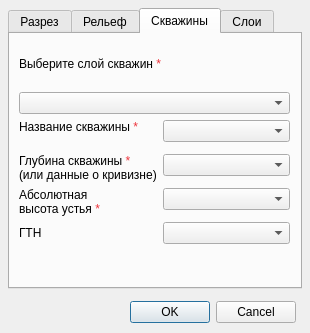
Before: the Qt Designer form ui/curve_wells.ui in gis56/geo_pie, drawn with Qt 5.
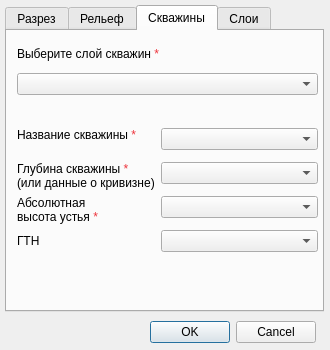
After: the same form once the commit is applied. The open tabs and pages were chosen to show the change. Icons and pictures are not drawn. Custom widgets are drawn as their Qt base class.

Diff of the .ui file:
```diff
--- a/ui/curve_wells.ui
+++ b/ui/curve_wells.ui
@@ -9,8 +9,8 @@
    <rect>
     <x>0</x>
     <y>0</y>
-    <width>310</width>
-    <height>333</height>
+    <width>330</width>
+    <height>350</height>
    </rect>
   </property>
   <property name="windowTitle">
@@ -29,10 +29,10 @@
   <widget class="QTabWidget" name="cut_tabWidget">
    <property name="geometry">
     <rect>
-     <x>8</x>
-     <y>8</y>
-     <width>294</width>
-     <height>281</height>
+     <x>5</x>
+     <y>5</y>
+     <width>319</width>
+     <height>307</height>
     </rect>
    </property>
    <property name="currentIndex">
@@ -170,25 +170,22 @@
     <widget class="QWidget" name="layoutWidget">
      <property name="geometry">
       <rect>
-       <x>9</x>
-       <y>9</y>
-       <width>271</width>
-       <height>201</height>
+       <x>10</x>
+       <y>91</y>
+       <width>301</width>
+       <height>168</height>
       </rect>
      </property>
-     <layout class="QVBoxLayout" name="verticalLayout_3">
-      <item>
-       <widget class="QLabel" name="label_layer">
-        <property name="text">
-         <string>Выберите слой скважин &lt;span style=&quot; color:#ed333b;&quot;&gt;*&lt;/span&gt;</string>
-        </property>
-       </widget>
-      </item>
-      <item>
-       <widget class="QgsMapLayerComboBox" name="mLayer"/>
-      </item>
-      <item>
        <layout class="QFormLayout" name="formLayout">
+      <property name="sizeConstraint">
+       <enum>QLayout::SetDefaultConstraint</enum>
+      </property>
+      <property name="topMargin">
+       <number>6</number>
+      </property>
+      <property name="bottomMargin">
+       <number>6</number>
+      </property>
         <item row="0" column="0">
          <widget class="QLabel" name="label_well">
           <property name="text">
@@ -230,6 +227,26 @@
          <widget class="QgsFieldComboBox" name="mField_gtr"/>
         </item>
        </layout>
+    </widget>
+    <widget class="QWidget" name="layoutWidget">
+     <property name="geometry">
+      <rect>
+       <x>10</x>
+       <y>10</y>
+       <width>301</width>
+       <height>54</height>
+      </rect>
+     </property>
+     <layout class="QVBoxLayout" name="verticalLayout_3">
+      <item>
+       <widget class="QLabel" name="label_layer">
+        <property name="text">
+         <string>Выберите слой скважин &lt;span style=&quot; color:#ed333b;&quot;&gt;*&lt;/span&gt;</string>
+        </property>
+       </widget>
+      </item>
+      <item>
+       <widget class="QgsMapLayerComboBox" name="mLayer"/>
       </item>
      </layout>
     </widget>
@@ -333,8 +350,8 @@
   <widget class="QDialogButtonBox" name="buttonBox">
    <property name="geometry">
     <rect>
-     <x>130</x>
-     <y>300</y>
+     <x>150</x>
+     <y>320</y>
      <width>166</width>
      <height>24</height>
     </rect>
```
Left out of the diff: 50 changed lines with no effect on the pictures. Lines whose indentation alone changed are shown as unchanged.
